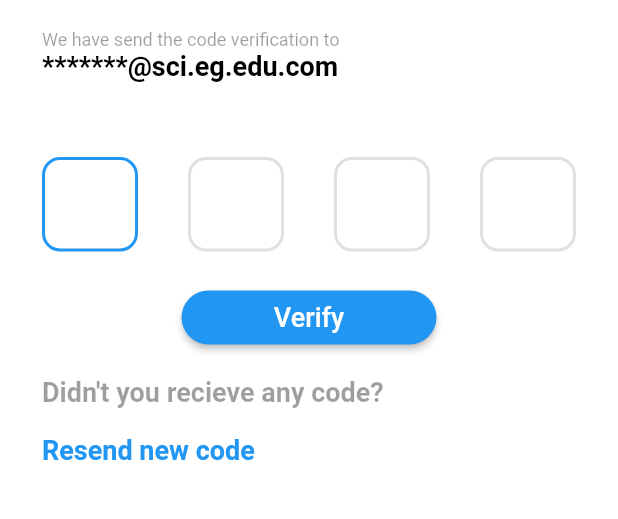
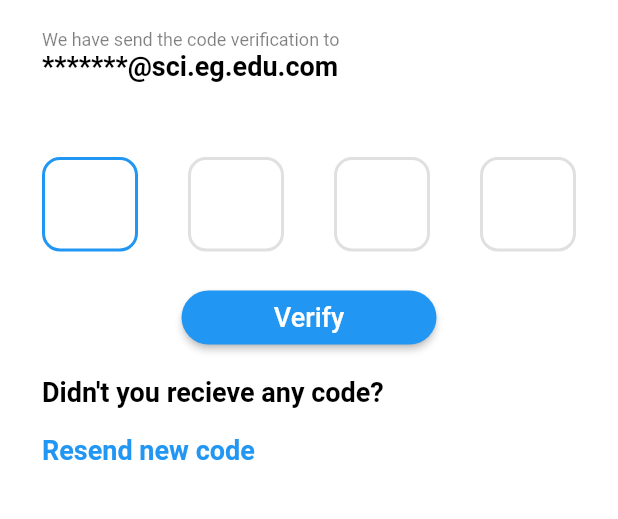
Before and after one commit to Habibakhali/AQUA, a Flutter app: the OtpFormGraduated screen opened by its route, on a phone screen of 412 x 824 dp, the part 104-623 px from its top. Run offline on Flutter 3.47's test engine with Material 2 defaults, Android fonts, the phone set to English and light mode, and no system bars; our stand-ins replace image_picker; generated files the repository leaves out were written again.

Commit message:
edit themeing

```diff
--- a/lib/graduated/Otp_form.dart
+++ b/lib/graduated/Otp_form.dart
@@ -30,18 +30,13 @@ class _OtpFormGraduatedState extends State<OtpFormGraduated> {
               SizedBox(height: 20,),
               Text( AppLocalizations.of(context)!.verification_code ,
                   textAlign: TextAlign.right,
-                  style:TextStyle( fontSize: 18,
-                  fontWeight: FontWeight.bold,
-                  color: Colors.black)),
+                  style:Theme.of(context).textTheme.headlineSmall),
               SizedBox(height: 20,),
               Text(AppLocalizations.of(context)!.sending_to_email,
                   textAlign: TextAlign.right,
-                  style:TextStyle( fontSize: 12,
-                  color: Colors.black38)),
+                  style:Theme.of(context).textTheme.bodySmall),
 
-              Text( '*******@sci.eg.edu.com' , style:TextStyle( fontSize: 18,
-                  fontWeight: FontWeight.bold,
-                  color: Colors.black)),
+              Text( '*******@sci.eg.edu.com' , style:Theme.of(context).textTheme.headlineSmall),
               SizedBox(height: 50,),
               Row(
                 mainAxisAlignment: MainAxisAlignment.spaceBetween,
@@ -189,10 +184,7 @@ class _OtpFormGraduatedState extends State<OtpFormGraduated> {
              ),
 
               Text(AppLocalizations.of(context)!.didnt_recirve,
-                style: TextStyle(
-                    fontSize: 18,
-                    fontWeight: FontWeight.bold,
-                    color: Colors.black38),
+                style: Theme.of(context).textTheme.headlineSmall,
               ),
               SizedBox(
                 height: 18,
--- a/lib/graduated/Otp_form_email.dart
+++ b/lib/graduated/Otp_form_email.dart
@@ -30,13 +30,13 @@ class _OtpFormEmailGraduatedState extends State<OtpFormEmailGraduated> {
               SizedBox(height: 20,),
               Text(AppLocalizations.of(context)!.verification_code,
                   textAlign: TextAlign.right,
-                  style:Theme.of(context).textTheme.subtitle1),
+                  style:Theme.of(context).textTheme.headlineSmall),
               SizedBox(height: 20,),
               Text( AppLocalizations.of(context)!.sending_to_email ,
                   textAlign: TextAlign.right,
                   style:Theme.of(context).textTheme.bodySmall),
 
-              Text( '*******@sci.eg.edu.com' , style:Theme.of(context).textTheme.subtitle1),
+              Text( '*******@sci.eg.edu.com' , style:Theme.of(context).textTheme.headlineSmall),
               SizedBox(height: 50,),
               Row(
                 mainAxisAlignment: MainAxisAlignment.spaceBetween,
@@ -185,7 +185,7 @@ class _OtpFormEmailGraduatedState extends State<OtpFormEmailGraduated> {
 
               Text(
                AppLocalizations.of(context)!.didnt_recirve,
-                style: Theme.of(context).textTheme.subtitle1
+                style: Theme.of(context).textTheme.headlineSmall
               ),
               SizedBox(
                 height: 18,
--- a/lib/main.dart
+++ b/lib/main.dart
@@ -62,7 +62,6 @@ class MyApp extends StatelessWidget {
           HomeScreenStudent.routeName:(_)=>HomeScreenStudent(),
           Programs.routeName:(_)=>Programs(),
           AcadimecRegsteration.routeName:(_)=>AcadimecRegsteration(),
-          OtpFormEmailGraduated.routeName:(_)=>OtpFormEmailGraduated(GraduatedLogIn.routeName),
           SelectionPart.routename: (_) => SelectionPart(),
           GraduatedLogIn.routeName: (_) => GraduatedLogIn(SignUpGraduated.routeName,OtpFormGraduated.routeName,'Not published Now'),
           StudentLogin.routeName: (_) => StudentLogin(),
@@ -71,6 +70,7 @@ class MyApp extends StatelessWidget {
           SignUpGraduated.routeName: (_) => SignUpGraduated(OtpFormEmailGraduated.routeName),
           SignUpStudent.routeName:(_)=>SignUpStudent(),
           OtpFormGraduated.routeName:(_)=>OtpFormGraduated(PasswordResetGra.routeName),
+          OtpFormEmailGraduated.routeName:(_)=>OtpFormEmailGraduated(GraduatedLogIn.routeName),
           OtpStudent.routeName:(_)=>OtpStudent(),
           OtpStudentEmail.routeName:(_)=>OtpStudentEmail(),
           ResetPassStu.routeName:(_)=>ResetPassStu(),
--- a/lib/mytheme.dart
+++ b/lib/mytheme.dart
@@ -19,7 +19,7 @@ class MyTheme{
       bodySmall: TextStyle(
         color: Color.fromRGBO(0, 0, 0, 0.5)
       ),
-      subtitle1: TextStyle( fontSize: 18,
+      headlineSmall: TextStyle( fontSize: 18,
           fontWeight: FontWeight.bold,
           color: Colors.black),
       bodyMedium: TextStyle(color: Colors.black),
@@ -62,9 +62,9 @@ class MyTheme{
           bodySmall: TextStyle(color: Color.fromRGBO(255, 255, 255, 0.5)),
           bodyMedium: TextStyle(color: Colors.white),
           bodyLarge: TextStyle(color: Colors.white),
-        subtitle1: TextStyle( fontSize: 18,
+        headlineSmall: TextStyle( fontSize: 18,
             fontWeight: FontWeight.bold,
-            color: Colors.black),
+            color: Colors.white),
       ),
 
       elevatedButtonTheme: ElevatedButtonThemeData(
--- a/lib/student/otp_Email_Sta.dart
+++ b/lib/student/otp_Email_Sta.dart
@@ -1,8 +1,6 @@
 import 'package:flutter/material.dart';
 import 'package:project/graduated/Otp_form_email.dart';
 import 'package:project/student/student_login.dart';
-
-import 'resetpaas_student.dart';
 
 class OtpStudentEmail extends StatelessWidget {
 static const String routeName='otpEmailStudent';
--- a/lib/student/resetpaas_student.dart
+++ b/lib/student/resetpaas_student.dart
@@ -1,12 +1,12 @@
 import 'package:flutter/material.dart';
 import 'package:project/student/student_login.dart';
-
 import '../graduated/create_new_pass_word.dart';
 
 class ResetPassStu extends StatelessWidget {
 static const String routeName='resetpassstudent';
+String gotoRouteName=StudentLogin.routeName;
   @override
   Widget build(BuildContext context) {
-    return PasswordResetGra(StudentLogin.routeName);
+    return PasswordResetGra(gotoRouteName);
   }
 }
```
